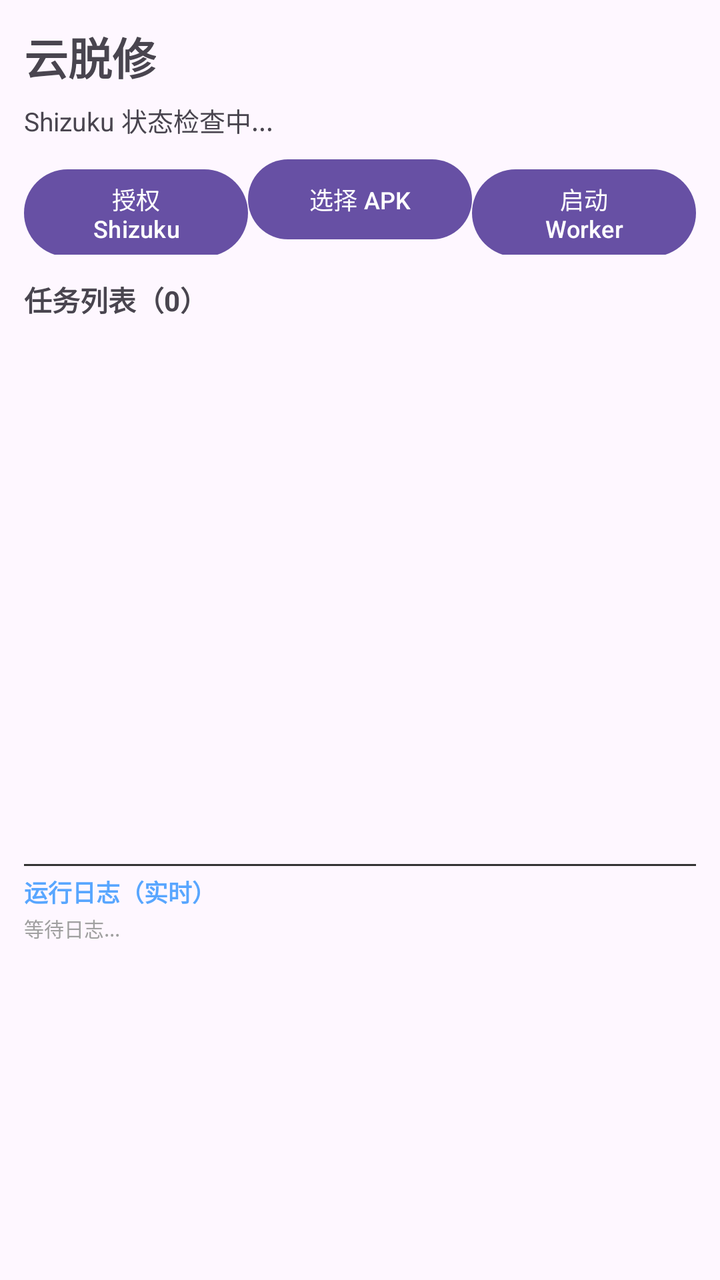
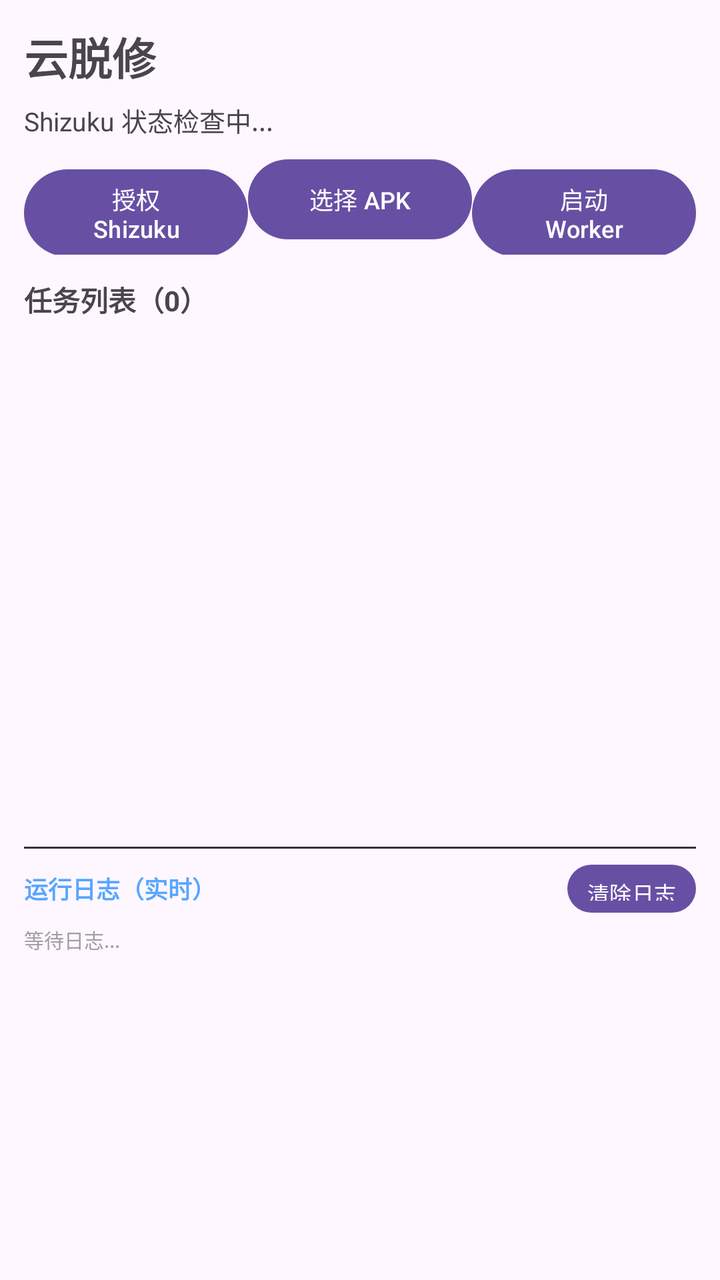

Before-and-after screenshots of an Android layout around one commit, followed by the original layout XML and the change that was made.
<!-- AndroidManifest.xml: application theme Theme.UnpackCloud -->
<!-- res/layout/activity_main.xml -->
<?xml version="1.0" encoding="utf-8"?>
<LinearLayout xmlns:android="http://schemas.android.com/apk/res/android"
    android:layout_width="match_parent"
    android:layout_height="match_parent"
    android:orientation="vertical"
    android:padding="12dp">

    <TextView
        android:layout_width="wrap_content"
        android:layout_height="wrap_content"
        android:text="云脱修"
        android:textSize="22sp"
        android:textStyle="bold" />

    <TextView
        android:id="@+id/tvShizuku"
        android:layout_width="match_parent"
        android:layout_height="wrap_content"
        android:text="Shizuku 状态检查中..."
        android:textSize="13sp"
        android:paddingTop="6dp"
        android:paddingBottom="6dp" />

    <LinearLayout
        android:layout_width="match_parent"
        android:layout_height="wrap_content"
        android:orientation="horizontal">

        <Button
            android:id="@+id/btnGrantShizuku"
            android:layout_width="0dp"
            android:layout_height="wrap_content"
            android:layout_weight="1"
            android:textSize="12sp"
            android:text="授权 Shizuku" />

        <Button
            android:id="@+id/btnPickApk"
            android:layout_width="0dp"
            android:layout_height="wrap_content"
            android:layout_weight="1"
            android:textSize="12sp"
            android:text="选择 APK" />

        <Button
            android:id="@+id/btnStartWorker"
            android:layout_width="0dp"
            android:layout_height="wrap_content"
            android:layout_weight="1"
            android:textSize="12sp"
            android:text="启动 Worker" />
    </LinearLayout>

    <TextView
        android:id="@+id/tvTaskCount"
        android:layout_width="wrap_content"
        android:layout_height="wrap_content"
        android:text="任务列表（0）"
        android:textSize="14sp"
        android:textStyle="bold"
        android:paddingTop="12dp"
        android:paddingBottom="4dp" />

    
    <androidx.recyclerview.widget.RecyclerView
        android:id="@+id/rvTasks"
        android:layout_width="match_parent"
        android:layout_height="0dp"
        android:layout_weight="3" />

    
    <View
        android:layout_width="match_parent"
        android:layout_height="1dp"
        android:background="#333333"
        android:layout_marginTop="8dp"
        android:layout_marginBottom="4dp" />

    
    <TextView
        android:id="@+id/tvLogHeader"
        android:layout_width="match_parent"
        android:layout_height="wrap_content"
        android:text="运行日志（实时）"
        android:textSize="12sp"
        android:textStyle="bold"
        android:textColor="#58A6FF" />

    <ScrollView
        android:id="@+id/svLog"
        android:layout_width="match_parent"
        android:layout_height="0dp"
        android:layout_weight="2"
        android:paddingTop="2dp"
        android:scrollbars="vertical">

        <TextView
            android:id="@+id/tvLog"
            android:layout_width="match_parent"
            android:layout_height="wrap_content"
            android:text="等待日志..."
            android:textSize="10sp"
            android:fontFamily="monospace"
            android:textColor="#A0A0A0" />
    </ScrollView>

</LinearLayout>
<!-- resources referenced by this layout -->
<resources>
  <style name="Theme.UnpackCloud" parent="Theme.Material3.DayNight.NoActionBar" />
</resources>

<!-- the commit's change to res/layout/activity_main.xml (unified diff, before → after) -->
@@ -77,14 +77,32 @@
         android:layout_marginBottom="4dp" />
 
     
-    <TextView
-        android:id="@+id/tvLogHeader"
+    <LinearLayout
         android:layout_width="match_parent"
         android:layout_height="wrap_content"
-        android:text="运行日志（实时）"
-        android:textSize="12sp"
-        android:textStyle="bold"
-        android:textColor="#58A6FF" />
+        android:orientation="horizontal"
+        android:gravity="center_vertical">
+
+        <TextView
+            android:id="@+id/tvLogHeader"
+            android:layout_width="0dp"
+            android:layout_height="wrap_content"
+            android:layout_weight="1"
+            android:text="运行日志（实时）"
+            android:textSize="12sp"
+            android:textStyle="bold"
+            android:textColor="#58A6FF" />
+
+        <Button
+            android:id="@+id/btnClearLog"
+            android:layout_width="wrap_content"
+            android:layout_height="32dp"
+            android:minWidth="0dp"
+            android:paddingStart="10dp"
+            android:paddingEnd="10dp"
+            android:textSize="11sp"
+            android:text="清除日志" />
+    </LinearLayout>
 
     <ScrollView
         android:id="@+id/svLog"
